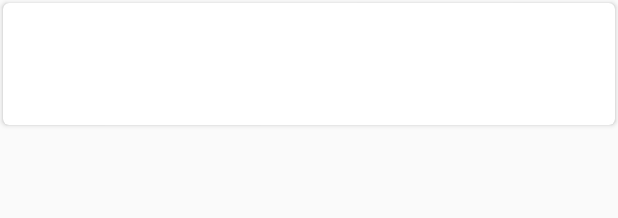
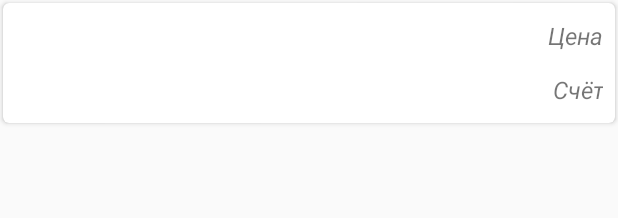
Before and after one commit to Chester095/Budget3, an Android app: the layout operation_list_item.xml on its own in the app's theme, with its tools: preview values and no code run, on a phone screen of 412 x 824 dp. Shown: the top 218 px of the screen. Run offline under Robolectric (Android 15) with nearby library versions, the phone set to English and light mode, and no system bars.

Commit message:
Исправил маленькую ошибку

```diff
--- a/app/src/main/res/layout/content_main.xml
+++ b/app/src/main/res/layout/content_main.xml
@@ -19,7 +19,7 @@
         android:orientation="vertical"
         android:layout_width="match_parent"
         android:layout_height="match_parent"
-        android:background="@android:color/darker_gray"
+        android:background="@android:color/secondary_text_light"
         app:layout_behavior="@string/appbar_scrolling_view_behavior"
         tools:context=".MainActivity"
         tools:showIn="@layout/activity_main">
--- a/app/src/main/res/layout/operation_list_item.xml
+++ b/app/src/main/res/layout/operation_list_item.xml
@@ -17,26 +17,66 @@
         app:cardCornerRadius="4dp">
 
         <LinearLayout
+            android:layout_width="match_parent"
+            android:layout_height="match_parent"
             android:orientation="vertical"
-            android:padding="8dp"
+            android:padding="4dp">
+
+            <LinearLayout
                 android:layout_width="match_parent"
-            android:layout_height="match_parent">
+                android:layout_height="wrap_content"
+                android:orientation="horizontal"
+                android:padding="4dp">
 
                 <TextView
                     android:id="@+id/nameTextView"
+                    android:layout_width="wrap_content"
+                    android:layout_height="28sp"
                     android:text="@{operation.OperationName}"
                     android:textSize="24sp"
                     android:textStyle="bold"
+                    android:layout_weight="3"/>
+
+                <TextView
+                    android:id="@+id/valueTextView"
                     android:layout_width="wrap_content"
-                android:layout_height="wrap_content"/>
+                    android:layout_height="wrap_content"
+                    android:layout_gravity="center"
+                    android:layout_weight="0"
+                    android:gravity="right"
+                    android:text="Цена"
+                    android:textSize="16sp"
+                    android:textStyle="italic" />
+
+            </LinearLayout>
+
+            <LinearLayout
+                android:layout_width="match_parent"
+                android:layout_height="wrap_content"
+                android:orientation="horizontal"
+                android:padding="4dp">
 
                 <TextView
                     android:id="@+id/descriptionTextView"
+                    android:layout_width="wrap_content"
+                    android:layout_height="28sp"
                     android:text="@{operation.OperationDescription}"
                     android:textSize="24sp"
                     android:textStyle="bold"
+                    android:layout_weight="3"/>
+
+
+                <TextView
+                    android:id="@+id/accountTextView"
                     android:layout_width="wrap_content"
-                android:layout_height="wrap_content"/>
+                    android:layout_height="wrap_content"
+                    android:layout_gravity="center"
+                    android:layout_weight="0"
+                    android:gravity="right"
+                    android:text="Счёт"
+                    android:textSize="16sp"
+                    android:textStyle="italic" />
+            </LinearLayout>
 
         </LinearLayout>
 
```
Lines whose indentation alone changed are shown as unchanged.
